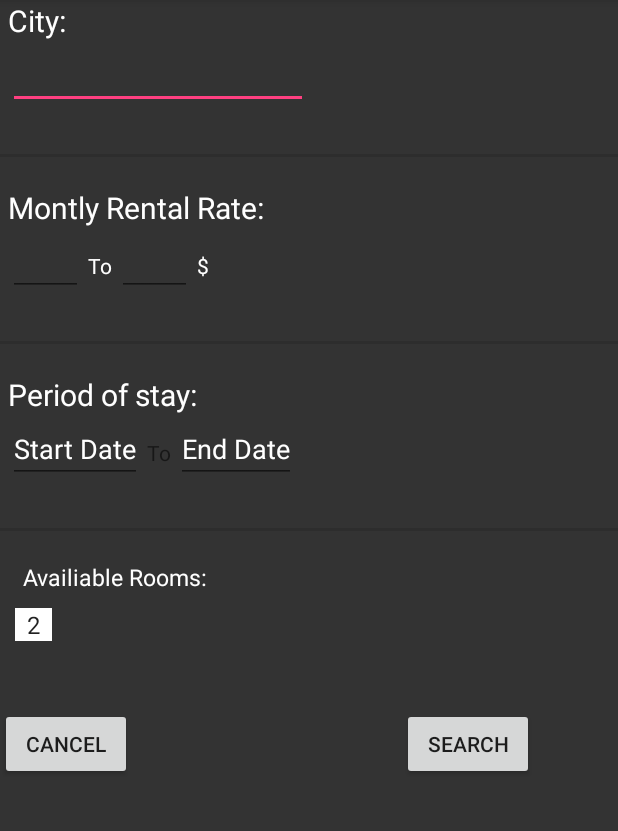
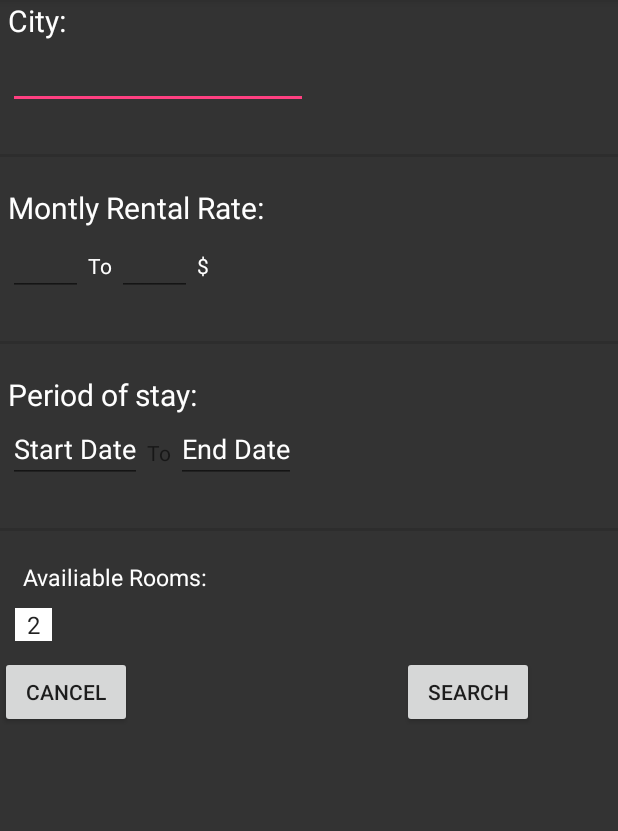
Before and after one commit to gaurikolhe/HuntHouse, an Android app: the screen it shows after launch once a user with an empty profile is signed in (TenantApartment), after a tap on "APARTMENT", on a phone screen of 412 x 824 dp, the part 84-915 px from its top. Run offline under Robolectric (Android 15) with nearby library versions, the phone set to English and light mode, and no system bars; our stand-ins replace Firebase (no records; nobody signed in at launch, a user with empty details on screens opened directly), Picasso; pictures from the network do not load; 1 statement that could not run was skipped.

Commit message:
Some more UI Changes

```diff
--- a/app/src/main/res/layout/activity_tenant_apartment.xml
+++ b/app/src/main/res/layout/activity_tenant_apartment.xml
@@ -169,19 +169,19 @@
         android:id="@+id/cancelBtn"
         android:layout_width="wrap_content"
         android:layout_height="wrap_content"
-        android:layout_below="@+id/startDateET"
+        android:layout_below="@+id/taBedroomSpinner"
         android:layout_alignParentLeft="true"
-        android:layout_marginTop="150dp"
+        android:layout_marginTop="10dp"
         android:text="Cancel"/>
 
     <Button
         android:id="@+id/searchBtn"
         android:layout_width="wrap_content"
         android:layout_height="wrap_content"
-        android:layout_below="@+id/startDateET"
+        android:layout_below="@+id/taBedroomSpinner"
         android:layout_toRightOf="@+id/cancelBtn"
         android:text="Search"
         android:layout_marginLeft="180dp"
-        android:layout_marginTop="150dp"
+        android:layout_marginTop="10dp"
         />
     </RelativeLayout>
--- a/app/src/main/res/layout/activity_tenant_single_room.xml
+++ b/app/src/main/res/layout/activity_tenant_single_room.xml
@@ -143,7 +143,7 @@ android:layout_height="match_parent"
         android:layout_height="wrap_content"
         android:layout_below="@+id/startDateET"
         android:layout_alignParentLeft="true"
-        android:layout_marginTop="150dp"
+        android:layout_marginTop="10dp"
         android:text="Cancel"/>
 
     <Button
@@ -154,7 +154,7 @@ android:layout_height="match_parent"
         android:layout_toRightOf="@+id/cancelBtn"
         android:text="Search"
         android:layout_marginLeft="180dp"
-        android:layout_marginTop="150dp"
+        android:layout_marginTop="10dp"
         />
 
     <!-- Below code segment will draw horizontal line on the screen -->
```
